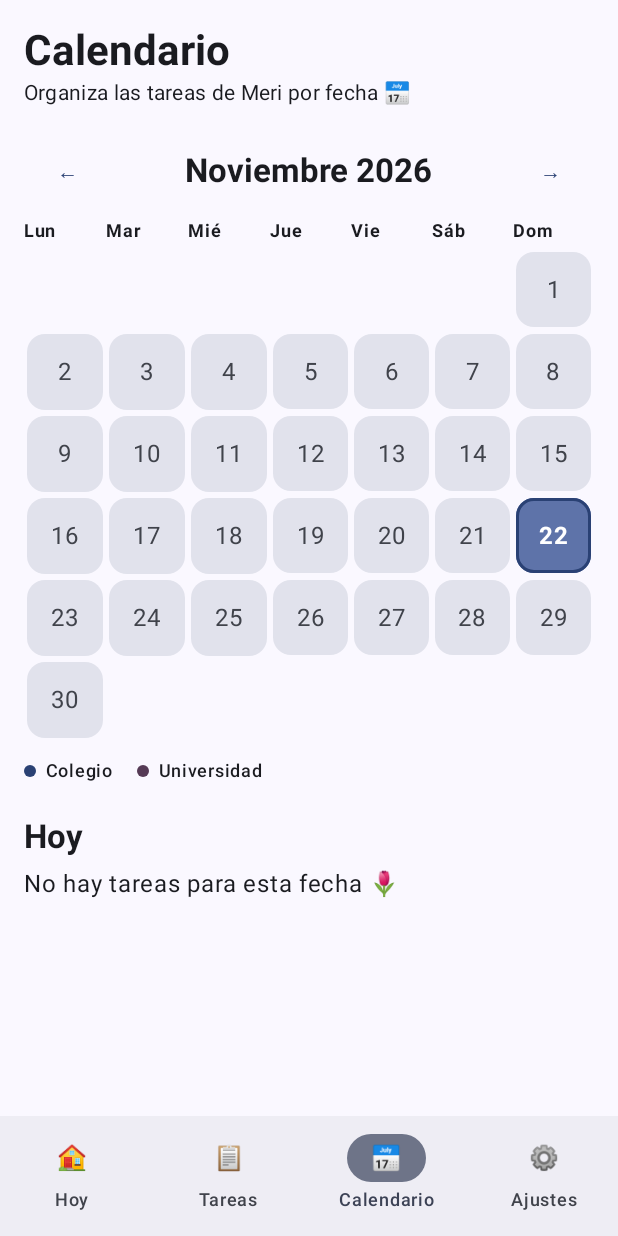
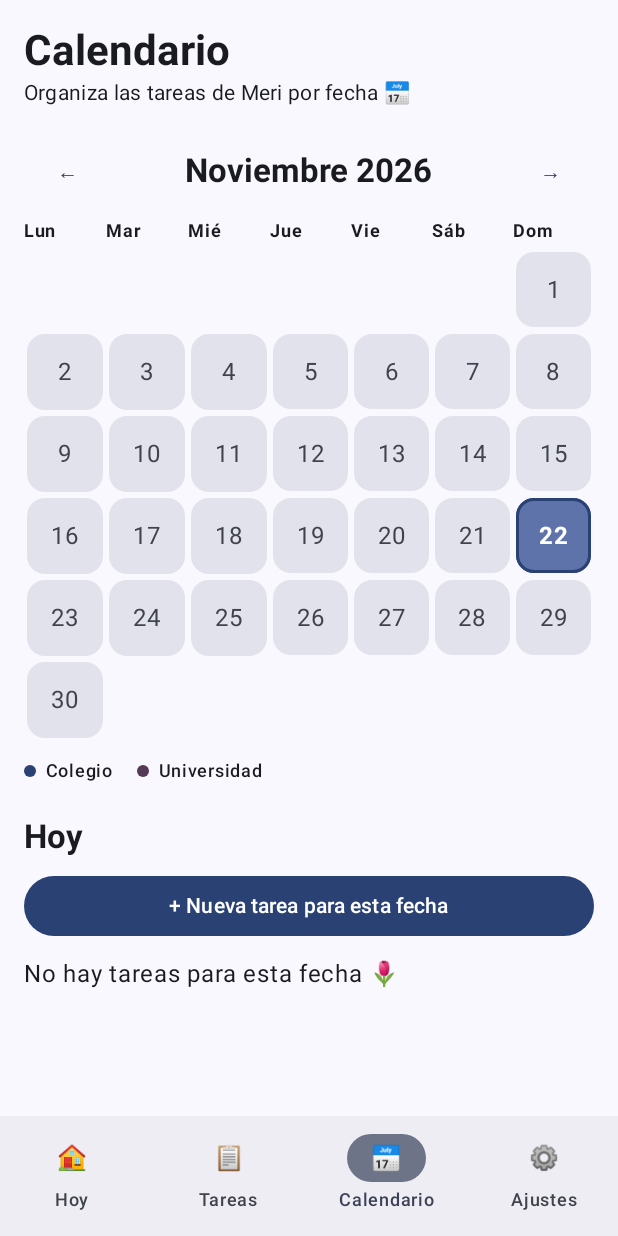
Before and after one commit to crisotocdev/Meri-Agenda, an Android app built with Jetpack Compose: the CalendarScreen screen opened through its navigation route, on a phone screen of 412 x 824 dp. Run offline under Robolectric (Android 15) with nearby library versions, the phone set to English and light mode, and no system bars; our stand-ins replace Room's generated code.

Commit message:
feat: permitir crear tareas desde una fecha del calendario

```diff
--- a/app/src/main/java/com/cris/meriagenda/MainActivity.kt
+++ b/app/src/main/java/com/cris/meriagenda/MainActivity.kt
@@ -270,11 +270,17 @@ class MainActivity : ComponentActivity() {
                                                 .taskDao()
                                                 .updateTask(
                                                     task.copy(
-                                                        isCompleted =
-                                                            checked
+                                                        isCompleted = checked
                                                     )
                                                 )
                                         }
+                                    },
+
+                                    onAddTaskClick = { selectedDate ->
+
+                                        navController.navigate(
+                                            "add?date=$selectedDate"
+                                        )
                                     }
                                 )
                             }
@@ -284,9 +290,39 @@ class MainActivity : ComponentActivity() {
                                 SettingsScreen()
                             }
 
-                            composable("add") {
+                            composable(
+                                route = "add?date={date}",
+
+                                arguments = listOf(
+                                    navArgument("date") {
+                                        type = NavType.StringType
+                                        defaultValue = ""
+                                    }
+                                )
+                            ) { entry ->
+
+                                val dateText =
+                                    entry.arguments
+                                        ?.getString("date")
+                                        .orEmpty()
+
+                                val initialDate =
+                                    try {
+
+                                        if (dateText.isNotBlank()) {
+                                            LocalDate.parse(dateText)
+                                        } else {
+                                            LocalDate.now()
+                                        }
+
+                                    } catch (_: Exception) {
+
+                                        LocalDate.now()
+                                    }
 
                                 AddTaskScreen(
+                                    initialDate = initialDate,
+
                                     onBack = {
 
                                         navController
--- a/app/src/main/java/com/cris/meriagenda/ui/screens/AddTaskScreen.kt
+++ b/app/src/main/java/com/cris/meriagenda/ui/screens/AddTaskScreen.kt
@@ -36,6 +36,7 @@ import java.time.format.DateTimeFormatter
 
 @Composable
 fun AddTaskScreen(
+    initialDate: LocalDate = LocalDate.now(),
     onBack: () -> Unit,
     onSave: (Task) -> Unit
 ) {
@@ -54,8 +55,8 @@ fun AddTaskScreen(
         mutableStateOf(TaskPriority.NORMAL)
     }
 
-    var dueDate by remember {
-        mutableStateOf(LocalDate.now())
+    var dueDate by remember(initialDate) {
+        mutableStateOf(initialDate)
     }
 
     var dueTime by remember {
--- a/app/src/main/java/com/cris/meriagenda/ui/screens/CalendarScreen.kt
+++ b/app/src/main/java/com/cris/meriagenda/ui/screens/CalendarScreen.kt
@@ -20,6 +20,7 @@ import androidx.compose.material3.MaterialTheme
 import androidx.compose.material3.Surface
 import androidx.compose.material3.Text
 import androidx.compose.material3.TextButton
+import androidx.compose.material3.Button
 import androidx.compose.runtime.Composable
 import androidx.compose.runtime.getValue
 import androidx.compose.runtime.mutableStateOf
@@ -40,7 +41,8 @@ import java.util.Locale
 @Composable
 fun CalendarScreen(
     tasks: List<Task>,
-    onTaskChecked: (Task, Boolean) -> Unit
+    onTaskChecked: (Task, Boolean) -> Unit,
+    onAddTaskClick: (LocalDate) -> Unit
 ) {
 
     val today = LocalDate.now()
@@ -251,6 +253,19 @@ fun CalendarScreen(
 
         Spacer(
             modifier = Modifier.height(8.dp)
+        )
+
+        Button(
+            onClick = {
+                onAddTaskClick(selectedDate)
+            },
+            modifier = Modifier.fillMaxWidth()
+        ) {
+            Text("+ Nueva tarea para esta fecha")
+        }
+
+        Spacer(
+            modifier = Modifier.height(12.dp)
         )
 
         if (selectedDateTasks.isEmpty()) {
```
